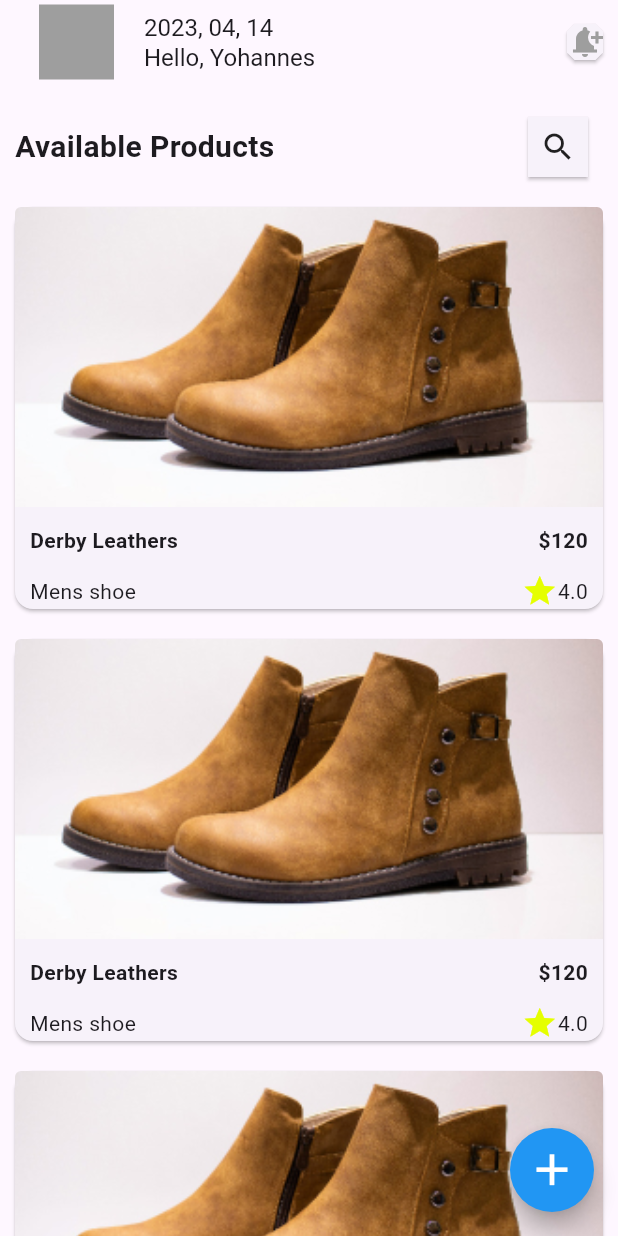
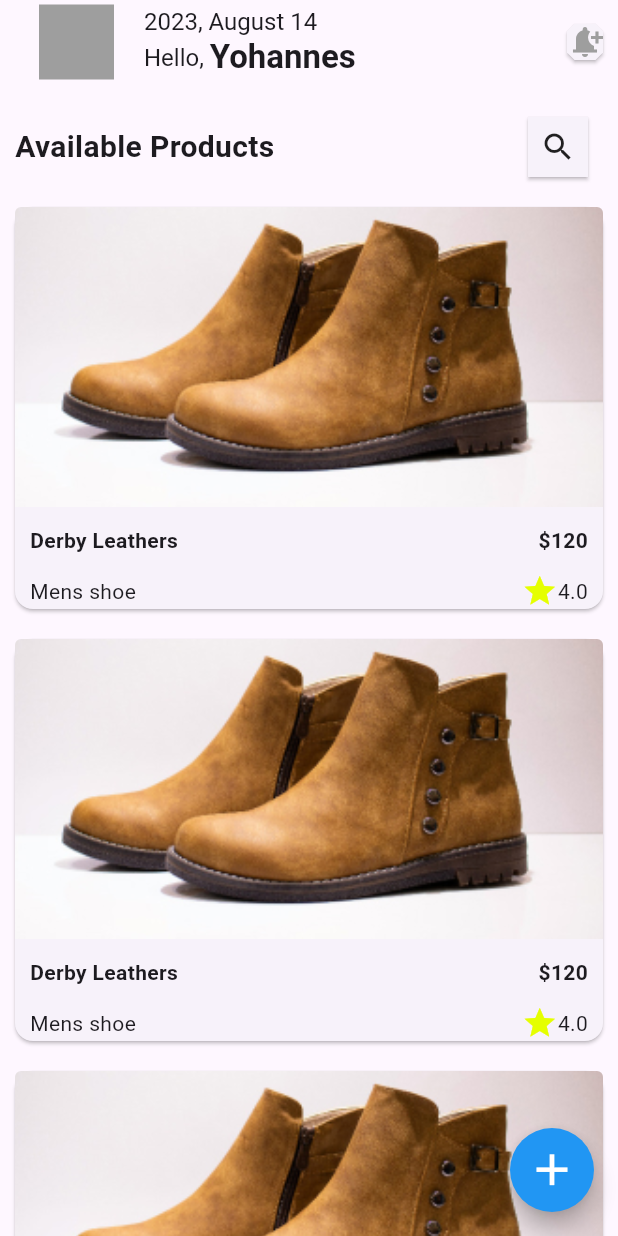
Before and after one commit to surraaI/2024-project-phase-mobile-tasks, a Flutter app: the screen it shows after launch, on a phone screen of 412 x 824 dp. Run offline on Flutter 3.47's test engine with Material 3 defaults, Android fonts, the phone set to English and light mode, and no system bars; our stand-ins replace image_picker.

Commit message:
add screenshots of the UIs

```diff
--- a/mobile/Sura/ecommerceapp/lib/home_page.dart
+++ b/mobile/Sura/ecommerceapp/lib/home_page.dart
@@ -1,16 +1,14 @@
-import 'package:ecommerceapp/details.dart'; // Importing the DetailsPage for product details.
+import 'package:ecommerceapp/details.dart';
 import 'package:ecommerceapp/search_page.dart';
-import 'package:ecommerceapp/update_page.dart'; // Importing the UpdatePage for updating or adding products.
-import 'package:flutter/material.dart'; // Importing the Flutter material package for UI elements.
-import 'package:intl/intl.dart'; // Importing the intl package for date formatting.
+import 'package:ecommerceapp/update_page.dart';
+import 'package:flutter/material.dart';
 
 class HomePage extends StatelessWidget {
   const HomePage({super.key});
 
   @override
   Widget build(BuildContext context) {
-    final String formattedDate =
-        DateFormat('yyyy, MM, dd').format(DateTime(2023, 4, 14));
+
 
     return Scaffold(
       appBar: AppBar(
@@ -24,11 +22,17 @@ class HomePage extends StatelessWidget {
               color: Colors.grey,
             ),
             const SizedBox(width: 10),
-            Column(
+            const Column(
               crossAxisAlignment: CrossAxisAlignment.start,
               children: [
-                Text(formattedDate, style: const TextStyle(fontSize: 16)),
-                const Text("Hello, Yohannes", style: TextStyle(fontSize: 16)),
+                Text('2023, August 14', style: TextStyle(fontSize: 16)),
+                Row(
+                  children: [
+                    Text("Hello, ", style: TextStyle(fontSize: 16)),
+                    Text('Yohannes', style: TextStyle(fontWeight: FontWeight.bold)
+                    )
+                  ],
+                ),
               ],
             ),
           ],
```
Also changed, not shown: 3 other files.
